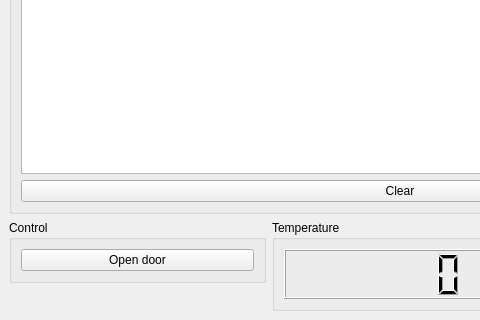
The window that QTAPP_Security_System_Bluetooth_App/mainwindow.ui (konrad516/Password-Security-Lock-System-STM32-HAL) describes before a commit, drawn with Qt 5; both pictures show x 0 to 480 and y 192 to 512 of the 800 by 512 pixel window.
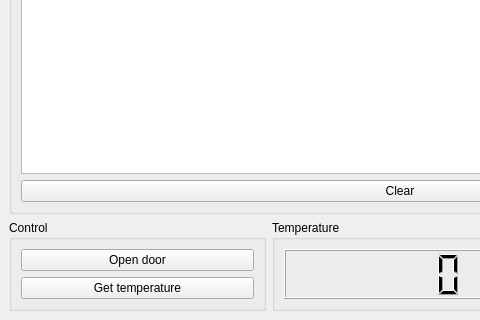
The same window after the commit.

Commit message: sending temperature via bt

```diff
--- a/QTAPP_Security_System_Bluetooth_App/mainwindow.ui
+++ b/QTAPP_Security_System_Bluetooth_App/mainwindow.ui
@@ -15,22 +15,6 @@
   </property>
   <widget class="QWidget" name="centralwidget">
    <layout class="QGridLayout" name="gridLayout_4">
-    <item row="2" column="0">
-     <widget class="QGroupBox" name="groupBox_3">
-      <property name="title">
-       <string>Control</string>
-      </property>
-      <layout class="QGridLayout" name="gridLayout_3">
-       <item row="0" column="0">
-        <widget class="QPushButton" name="pushButtonOpen">
-         <property name="text">
-          <string>Open door</string>
-         </property>
-        </widget>
-       </item>
-      </layout>
-     </widget>
-    </item>
     <item row="2" column="1" rowspan="2">
      <widget class="QGroupBox" name="groupBox_4">
       <property name="title">
@@ -102,6 +86,29 @@
       </property>
      </widget>
     </item>
+    <item row="2" column="0" rowspan="2">
+     <widget class="QGroupBox" name="groupBox_3">
+      <property name="title">
+       <string>Control</string>
+      </property>
+      <layout class="QGridLayout" name="gridLayout_3">
+       <item row="0" column="0">
+        <widget class="QPushButton" name="pushButtonOpen">
+         <property name="text">
+          <string>Open door</string>
+         </property>
+        </widget>
+       </item>
+       <item row="1" column="0">
+        <widget class="QPushButton" name="pushButtonGetTemperature">
+         <property name="text">
+          <string>Get temperature</string>
+         </property>
+        </widget>
+       </item>
+      </layout>
+     </widget>
+    </item>
    </layout>
   </widget>
  </widget>
```
The commit also changes 3 other files.
